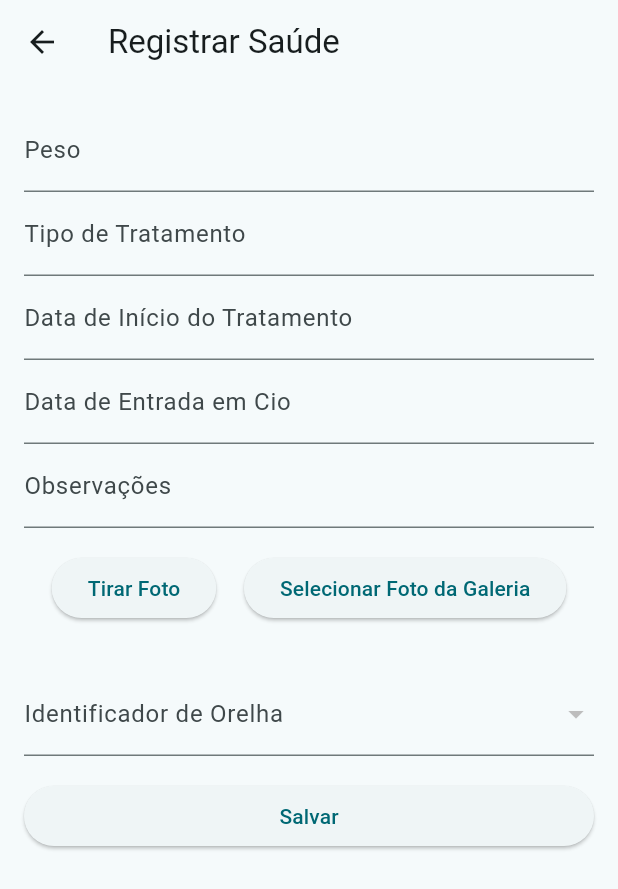
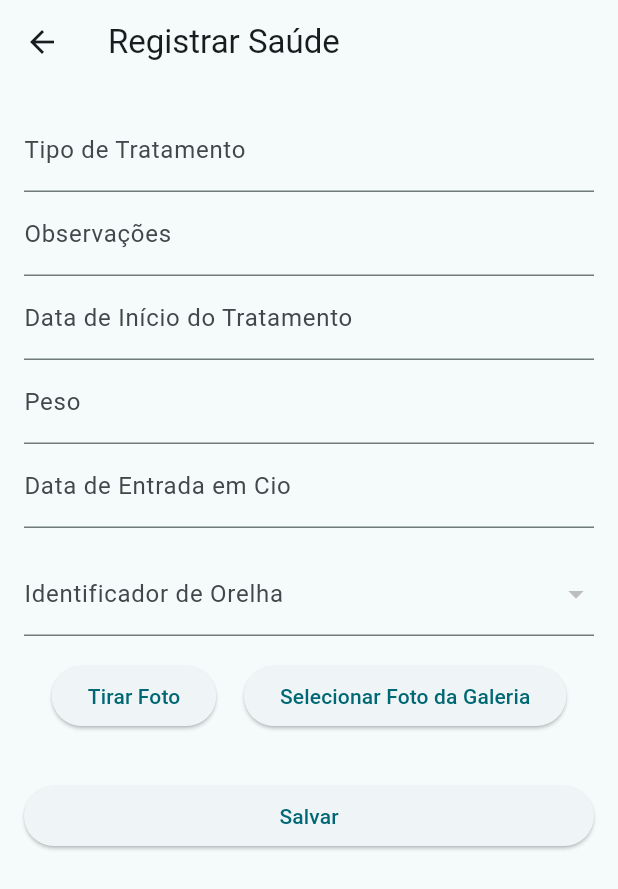
Before and after one commit to sambolfe/pork-manager-mobile, a Flutter app: the CadastrarSaudeScreen screen opened by its route, on a phone screen of 412 x 824 dp. Shown: the top 889 px of the screen. Run offline on Flutter 3.47's test engine with Material 3 defaults, Android fonts, the phone set to English and light mode, and no system bars; our stand-ins replace image_picker, shared_preferences; accounts and stored records are empty; network calls fail.

Commit message:
ultimos ajustes e correcoes

```diff
--- a/lib/screens/cadastrar_saude_screen.dart
+++ b/lib/screens/cadastrar_saude_screen.dart
@@ -86,6 +86,7 @@ class _CadastrarSaudeScreenState extends State<CadastrarSaudeScreen> {
         'dataInicioTratamento': _dataInicioTratamentoController.text,
         'peso': _pesoController.text,
         'idSuino': selectedIdSuino.toString(),
+        'dataEntradaCio': _dataEntradaCioController.text,
       };
 
       // Enviar a requisição usando o serviço SaudeService
@@ -132,13 +133,12 @@ class _CadastrarSaudeScreenState extends State<CadastrarSaudeScreen> {
         child: ListView(
           children: [
             TextFormField(
-              controller: _pesoController,
-              decoration: InputDecoration(labelText: 'Peso'),
-              keyboardType: TextInputType.number,
+              controller: _tipoTratamentoController,
+              decoration: InputDecoration(labelText: 'Tipo de Tratamento'),
             ),
             TextFormField(
-              controller: _tipoTratamentoController,
-              decoration: InputDecoration(labelText: 'Tipo de Tratamento'),
+              controller: _observacoesController,
+              decoration: InputDecoration(labelText: 'Observações'),
             ),
             TextFormField(
               controller: _dataInicioTratamentoController,
@@ -157,6 +157,11 @@ class _CadastrarSaudeScreenState extends State<CadastrarSaudeScreen> {
               },
             ),
             TextFormField(
+              controller: _pesoController,
+              decoration: InputDecoration(labelText: 'Peso'),
+              keyboardType: TextInputType.number,
+            ),
+            TextFormField(
               controller: _dataEntradaCioController,
               decoration: InputDecoration(labelText: 'Data de Entrada em Cio'),
               readOnly: true,
@@ -172,9 +177,21 @@ class _CadastrarSaudeScreenState extends State<CadastrarSaudeScreen> {
                 }
               },
             ),
-            TextFormField(
-              controller: _observacoesController,
-              decoration: InputDecoration(labelText: 'Observações'),
+            SizedBox(height: 16.0),
+            DropdownButtonFormField<int>(
+              value: selectedIdSuino,
+              decoration: InputDecoration(labelText: 'Identificador de Orelha'),
+              items: identificadoresOrelha.map((item) {
+                return DropdownMenuItem<int>(
+                  value: item['idSuino'],
+                  child: Text(item['identificadorOrelha']),
+                );
+              }).toList(),
+              onChanged: (value) {
+                setState(() {
+                  selectedIdSuino = value;
+                });
+              },
             ),
             SizedBox(height: 16.0),
             Row(
@@ -195,29 +212,12 @@ class _CadastrarSaudeScreenState extends State<CadastrarSaudeScreen> {
               ],
             ),
             SizedBox(height: 16.0),
-            _selectedImage != null
-                ? Image.file(
-              File(_selectedImage!.path),
-              height: 200.0,
-              fit: BoxFit.cover,
-            )
-                : Container(),
-            SizedBox(height: 16.0),
-            DropdownButtonFormField<int>(
-              value: selectedIdSuino,
-              decoration: InputDecoration(labelText: 'Identificador de Orelha'),
-              items: identificadoresOrelha.map((item) {
-                return DropdownMenuItem<int>(
-                  value: item['idSuino'],
-                  child: Text(item['identificadorOrelha']),
-                );
-              }).toList(),
-              onChanged: (value) {
-                setState(() {
-                  selectedIdSuino = value;
-                });
-              },
-            ),
+            if (_selectedImage != null)
+              Image.file(
+                File(_selectedImage!.path),
+                height: 200.0,
+                fit: BoxFit.cover,
+              ),
             SizedBox(height: 16.0),
             ElevatedButton(
               onPressed: _submitForm,
```
Also changed, not shown: lib/screens/editar_saude_screen.dart (+18 -0 lines), lib/screens/home_screen.dart (+6 -8 lines), lib/screens/saude_screen.dart (+13 -4 lines), lib/services/saude_service.dart (+5 -46 lines), FotoSuino/20240701231041_4070452a-84b6-41b2-8d3b-9735f88b73ce7337003950540054991.jpg (added), FotoSuino/20240701231552_83ba1dda-7ac3-4ea0-b9e5-8844bb0f3899657848326233420978.jpg (added), FotoSuino/20240701232522_36b056d9-4e6c-4f93-a81c-724a8b66c1168561146939155385268.jpg (added), FotoSuino/20240701234019_nova_imagem.jpeg (added), FotoSuino/20240701234841_nova_imagem.jpeg (added), FotoSuino/20240701235458_cc5f3399-1741-4910-a503-cd27d99d05696324508283492150887.jpg (added), FotoSuino/20240701235838_bbdae694-0f9d-4b46-9db8-713d709b33ba1780792823164789581.jpg (added).
